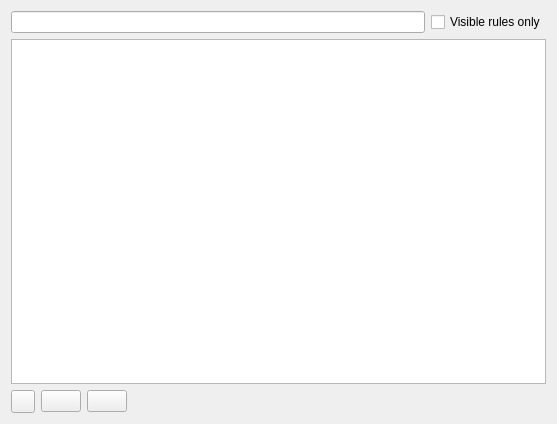
Old version of the form src/ui/qgsvectortilebasiclabelingwidget.ui in the repository nextgis/nextgisqgis.
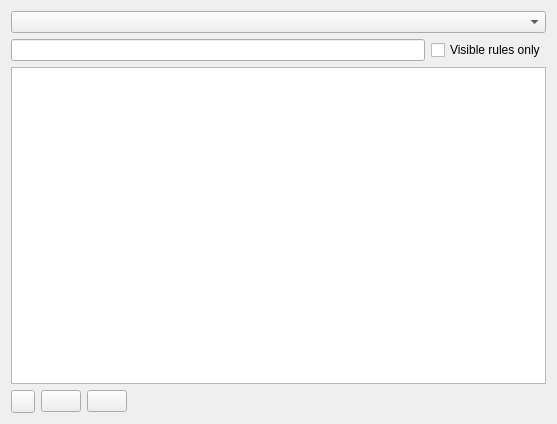
New version of the form. The open tabs and pages were chosen to show the change. Icons and pictures are not drawn. Custom widgets are drawn as their Qt base class.

Diff of the .ui file:
```diff
--- a/src/ui/qgsvectortilebasiclabelingwidget.ui
+++ b/src/ui/qgsvectortilebasiclabelingwidget.ui
@@ -12,6 +12,39 @@
   </property>
   <layout class="QVBoxLayout" name="verticalLayout">
    <item>
+    <widget class="QComboBox" name="mLabelModeComboBox">
+     <property name="sizePolicy">
+     <sizepolicy hsizetype="Expanding" vsizetype="Fixed">
+       <horstretch>0</horstretch>
+       <verstretch>0</verstretch>
+     </sizepolicy>
+     </property>
+    </widget>
+   </item>
+   <item> 
+    <widget class="QStackedWidget" name="mOptionsStackedWidget">
+     <property name="lineWidth">
+      <number>0</number>
+     </property>
+     <property name="currentIndex">
+      <number>0</number>
+     </property>
+     <widget class="QWidget" name="mNoLabelPage"/>
+     <widget class="QWidget" name="mRuleBasedLabelPage">
+      <layout class="QVBoxLayout" name="verticalLayout_1">
+       <property name="leftMargin">
+        <number>0</number>
+       </property>
+       <property name="topMargin">
+        <number>0</number>
+       </property>
+       <property name="rightMargin">
+        <number>0</number>
+       </property>
+       <property name="bottomMargin">
+        <number>0</number>
+       </property>
+       <item>
     <layout class="QHBoxLayout" name="horizontalLayout_2">
      <property name="bottomMargin">
       <number>0</number>
@@ -121,6 +154,10 @@
       </widget>
      </item>
     </layout>
+       </item>
+      </layout>
+     </widget>
+    </widget>
    </item>
   </layout>
  </widget>
```
Lines whose indentation alone changed are shown as unchanged.
